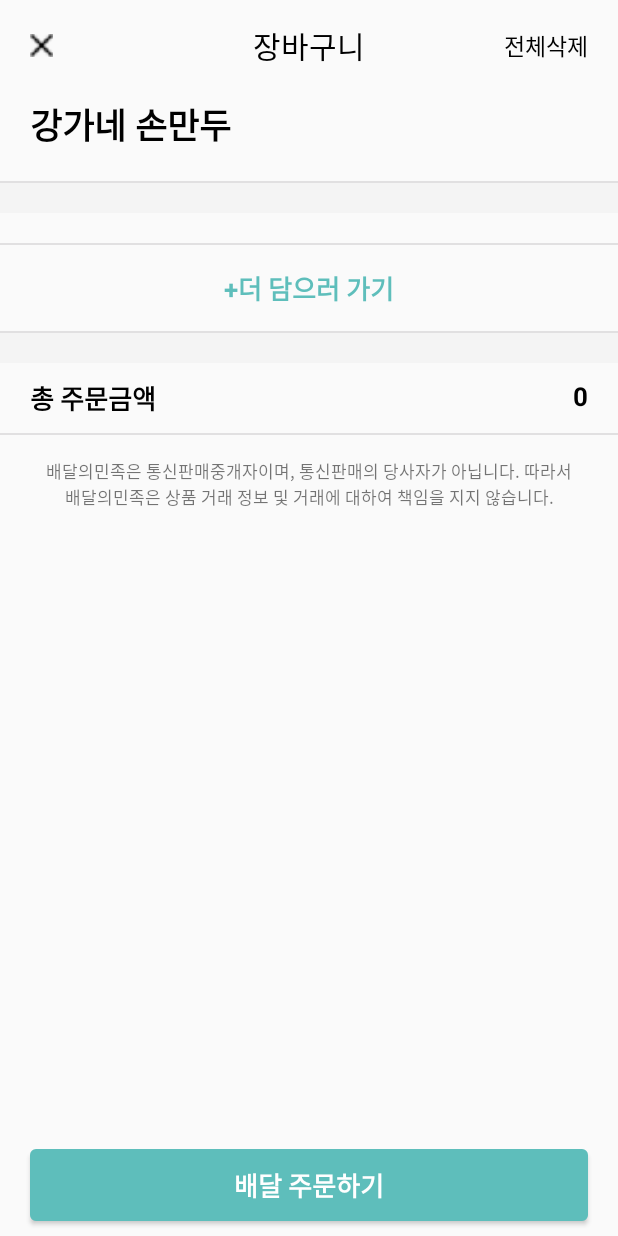
After one commit to doo-yeong/baemin-project, an Android app: the CheckOrderMenu screen opened directly, with no data from a screen before it, on a phone screen of 412 x 824 dp. The commit adds this screen. Run offline under Robolectric (Android 15) with nearby library versions, the phone set to English and light mode, and no system bars.

Commit message:
connect server : payment

```diff
--- a/android/DeliveryPeople/app/src/main/AndroidManifest.xml
+++ b/android/DeliveryPeople/app/src/main/AndroidManifest.xml
@@ -23,6 +23,7 @@
         <activity android:name=".SmsActivity">
 
         </activity>
+        <activity android:name=".CheckOrderMenu"/>
         <activity android:name=".StoreMenuClick"/>
         <activity android:name=".StoreListActivity"/>
         <activity android:name=".UserRegisterLastActivity"/>
--- /dev/null
+++ b/android/DeliveryPeople/app/src/main/java/com/example/deliverypeople/CheckOrderMenu.kt
@@ -0,0 +1,100 @@
+package com.example.deliverypeople
+
+import android.app.Activity
+import android.content.Context
+import android.content.Intent
+import android.os.Bundle
+import android.util.Log
+import android.widget.*
+import androidx.appcompat.app.AppCompatActivity
+import androidx.recyclerview.widget.LinearLayoutManager
+import androidx.recyclerview.widget.RecyclerView
+import com.bumptech.glide.Glide
+import com.google.gson.annotations.SerializedName
+import retrofit2.Call
+import retrofit2.Callback
+import retrofit2.Response
+import retrofit2.Retrofit
+import retrofit2.converter.gson.GsonConverterFactory
+import retrofit2.http.Body
+import retrofit2.http.POST
+
+class CheckOrderMenu :AppCompatActivity() {
+    var result : paymentResult? = null
+    companion object{
+        var userId : String? = null
+    }
+
+    override fun onCreate(savedInstanceState: Bundle?) {
+        super.onCreate(savedInstanceState)
+        setContentView(R.layout.check_orderlist_activity)
+
+        var payemntBt : Button = findViewById(R.id.payment_bt)
+        var adapter : RvAdapte2
+        var recyclerview : RecyclerView? = null
+        var totalprice = 0
+
+        recyclerview = findViewById(R.id.recycelerview_checkorder)
+        val totalprice_tv : TextView = findViewById(R.id.total_bill)
+        adapter = RvAdapte2(StoreMenuListActivity.userMenuList)
+        recyclerview!!.adapter= adapter
+        recyclerview!!.adapter!!.notifyDataSetChanged()
+        Log.d("mainsss",MainActivity.userId1.toString())
+        recyclerview!!.layoutManager = LinearLayoutManager(this)
+
+        for(i in 0..StoreMenuListActivity.userMenuList.size-1)
+        {
+            totalprice=totalprice.toInt()+StoreMenuListActivity.userMenuList[i].price.toInt()
+        }
+        totalprice_tv.text= totalprice.toString()
+
+        var retrofit = Retrofit.Builder()
+            .baseUrl(MainActivity.url)
+            .addConverterFactory(GsonConverterFactory.create())
+            .build()
+
+        val payment1 = paymentRequest(userId.toString(),3000) // 메뉴까지
+
+        var paymentService: payment = retrofit.create(payment::class.java)
+
+        payemntBt.setOnClickListener {
+            paymentService.requestPayment(payment1).enqueue(object : Callback<paymentResult> {
+                override fun onResponse(call: Call<paymentResult>, response: Response<paymentResult>) {
+                   result = response.body()
+                    Log.d("mainsss_payment",result!!.result.toString())
+                    var intentMain = Intent(this@CheckOrderMenu,MainOfMainActivity::class.java)
+                    startActivity(intentMain)
+                    Toast.makeText(this@CheckOrderMenu,totalprice.toString()+" 결제완료!\n현재잔액 :"+(result!!.content!!.account!!-totalprice).toString(),Toast.LENGTH_LONG).show()
+
+
+//                    //if 달아서 false true인지 판별
+                }
+
+                override fun onFailure(call: Call<paymentResult>, t: Throwable) {
+                    Log.d("mainsss",t.message.toString())
+                }
+            })
+        }
+    }
+}
+interface payment{
+    @POST("/payment")
+    fun requestPayment(
+        @Body body: paymentRequest,
+    )
+            : Call<paymentResult>
+}
+
+data class paymentRequest(
+    @SerializedName("email") val email: String,
+    @SerializedName("totalPrice") val totalPrice: Int,
+
+)
+
+data class paymentResult(
+    @SerializedName("result") val result : Boolean,
+    @SerializedName("content") val content : conTent1
+)
+ class conTent1{
+    @SerializedName("account") val account : Int? = 0
+ }
--- a/android/DeliveryPeople/app/src/main/java/com/example/deliverypeople/MainActivity.kt
+++ b/android/DeliveryPeople/app/src/main/java/com/example/deliverypeople/MainActivity.kt
@@ -21,6 +21,7 @@ class MainActivity : AppCompatActivity() {
 
     companion object{
         val url = "http://10.0.2.2:8080"
+        var userId1 : String? = null
     }
 
     override fun onCreate(savedInstanceState: Bundle?) {
@@ -46,10 +47,9 @@ class MainActivity : AppCompatActivity() {
             loginService.requestSignIn(login).enqueue(object : Callback<result> {
                 override fun onResponse(call: Call<result>, response: Response<result>) {
                     result = response.body()
-                    Log.d("mainsss_login","성공 ")
-                    Log.d("mainsss_login",response.code().toString())
-                    Log.d("mainsss",result!!.result!!.toString())
+//                    Log.d("mainsss_login",result!!.result.toString())
                     startActivity(mainOfMainIntent)
+                    CheckOrderMenu.userId= userId.toString()
                     //if 달아서 false true인지 판별
                 }
 
--- a/android/DeliveryPeople/app/src/main/java/com/example/deliverypeople/StoreListActivity.kt
+++ b/android/DeliveryPeople/app/src/main/java/com/example/deliverypeople/StoreListActivity.kt
@@ -13,7 +13,6 @@ import java.util.*
 
 // stop 생명주기에 checkbox 초기화
 
-
 class StoreListActivity : AppCompatActivity() {
 
     companion object{
@@ -27,7 +26,6 @@ class StoreListActivity : AppCompatActivity() {
     override fun onCreate(savedInstanceState: Bundle?) {
         super.onCreate(savedInstanceState)
         setContentView(R.layout.activity_store_select)
-
         tablayout = findViewById(R.id.tablayout_category)
         viewpager2 = findViewById(R.id.viewpager2_category)
 
--- a/android/DeliveryPeople/app/src/main/java/com/example/deliverypeople/StoreMenuToMenuFragment.kt
+++ b/android/DeliveryPeople/app/src/main/java/com/example/deliverypeople/StoreMenuToMenuFragment.kt
@@ -80,8 +80,6 @@ class StoreMenuToMenuFragment : Fragment() {
         recyclerView!!.layoutManager = LinearLayoutManager(context)
 
         Log.d("recyclerSize",list.size.toString())
-
-
         return root
 
     }
--- /dev/null
+++ b/android/DeliveryPeople/app/src/main/res/layout/check_orderlist_activity.xml
@@ -0,0 +1,177 @@
+<?xml version="1.0" encoding="utf-8"?>
+<LinearLayout xmlns:android="http://schemas.android.com/apk/res/android"
+    xmlns:app="http://schemas.android.com/apk/res-auto"
+    android:layout_width="match_parent"
+    android:layout_height="match_parent"
+
+    android:orientation="vertical">
+
+    <RelativeLayout
+        android:layout_width="match_parent"
+        android:layout_height="wrap_content"
+        android:layout_marginLeft="20dp"
+        android:layout_marginTop="15dp"
+        android:layout_marginRight="20dp">
+
+        <ImageButton
+            android:layout_width="wrap_content"
+            android:layout_height="wrap_content"
+            android:layout_centerVertical="true"
+            android:background="@android:color/transparent"
+            android:src="@drawable/cancle_login" />
+
+        <TextView
+
+            android:layout_width="wrap_content"
+            android:layout_height="wrap_content"
+            android:layout_centerHorizontal="true"
+            android:text="장바구니"
+            android:textColor="@color/black"
+            android:textSize="20sp" />
+
+        <TextView
+            android:layout_width="wrap_content"
+            android:layout_height="wrap_content"
+            android:layout_alignParentRight="true"
+            android:layout_centerVertical="true"
+            android:text="전체삭제"
+            android:textColor="@color/black"
+            android:textSize="15sp" />
+
+    </RelativeLayout>
+
+    <ScrollView
+        android:layout_weight="1"
+        android:layout_width="match_parent"
+        android:layout_height="0dp">
+
+        <LinearLayout
+            android:layout_width="match_parent"
+            android:layout_height="wrap_content"
+            android:orientation="vertical">
+
+            <TextView
+                android:layout_width="match_parent"
+                android:layout_height="wrap_content"
+                android:layout_marginLeft="20dp"
+                android:layout_marginTop="20dp"
+                android:text="강가네 손만두"
+                android:textColor="@color/black"
+                android:textSize="23sp"
+                android:textStyle="bold" />
+
+            <View
+                android:layout_width="match_parent"
+                android:layout_height="1dp"
+                android:layout_marginTop="20dp"
+                android:background="#E1E0E1" />
+
+            <View
+                android:layout_width="match_parent"
+                android:layout_height="20dp"
+                android:background="#F4F4F4" />
+
+            <androidx.recyclerview.widget.RecyclerView
+                android:nestedScrollingEnabled="false"
+                android:overScrollMode="never"
+                android:clickable="true"
+                android:orientation="vertical"
+                android:id="@+id/recycelerview_checkorder"
+                android:layout_width="wrap_content"
+                android:layout_height="wrap_content"/>
+            <View
+                android:layout_width="match_parent"
+                android:layout_height="1dp"
+                android:layout_marginTop="20dp"
+                android:background="#E1E0E1" />
+
+            <TextView
+                android:layout_width="match_parent"
+                android:layout_height="wrap_content"
+                android:gravity="center_horizontal"
+                android:paddingTop="15dp"
+                android:paddingBottom="15dp"
+                android:text="+더 담으러 가기"
+                android:textColor="#5EBEBB"
+                android:textSize="17sp"
+                android:textStyle="bold" />
+
+
+            <View
+                android:layout_width="match_parent"
+                android:layout_height="1dp"
+                android:background="#E1E0E1" />
+
+            <View
+                android:layout_width="match_parent"
+                android:layout_height="20dp"
+                android:background="#F4F4F4" />
+
+            <RelativeLayout
+                android:layout_width="match_parent"
+                android:layout_height="wrap_content"
+                android:layout_marginLeft="20dp"
+                android:layout_marginTop="10dp"
+                android:layout_marginRight="20dp"
+                android:layout_marginBottom="10dp">
+
+                <TextView
+                    android:layout_width="wrap_content"
+                    android:layout_height="wrap_content"
+                    android:text="총 주문금액"
+                    android:textColor="@color/black"
+                    android:textSize="17sp"
+                    android:textStyle="bold" />
+
+                <TextView
+                    android:id="@+id/total_bill"
+                    android:layout_width="wrap_content"
+                    android:layout_height="wrap_content"
+                    android:layout_alignParentRight="true"
+                    android:text="13000원"
+                    android:textColor="@color/black"
+                    android:textSize="17sp"
+                    android:textStyle="bold" />
+
+            </RelativeLayout>
+
+            <View
+                android:layout_width="match_parent"
+                android:layout_height="1dp"
+                android:background="#E1E0E1" />
+
+            <TextView
+                android:layout_width="match_parent"
+                android:layout_height="wrap_content"
+                android:gravity="center_horizontal"
+
+                android:paddingTop="15dp"
+                android:text="배달의민족은 통신판매중개자이며, 통신판매의 당사자가 아닙니다. 따라서"
+                android:textSize="11sp" />
+
+            <TextView
+                android:layout_width="match_parent"
+                android:layout_height="wrap_content"
+                android:gravity="center_horizontal"
+
+                android:text="배달의민족은 상품 거래 정보 및 거래에 대하여 책임을 지지 않습니다."
+                android:textSize="11sp" />
+        </LinearLayout>
+    </ScrollView>
+
+    <Button
+        android:layout_marginBottom="10dp"
+        android:layout_width="match_parent"
+        android:layout_height="wrap_content"
+        android:layout_gravity="bottom"
+        android:layout_marginLeft="20dp"
+        android:id="@+id/payment_bt"
+        android:layout_marginTop="30dp"
+        android:layout_marginRight="20dp"
+        android:background="@drawable/login_btn"
+        android:text="배달 주문하기"
+        android:textColor="@color/white"
+        android:textSize="17sp"
+        android:textStyle="bold" />
+
+</LinearLayout>
--- a/android/DeliveryPeople/app/src/main/res/layout/menuclick_activity.xml
+++ b/android/DeliveryPeople/app/src/main/res/layout/menuclick_activity.xml
@@ -19,7 +19,7 @@
                 android:layout_width="match_parent"
                 android:layout_height="200dp"
                 android:scaleType="fitXY"
-                android:src="@drawable/ic_launcher_background" />
+                android:src="@drawable/ic_launcher_background"/>
 
             <LinearLayout
                 android:layout_width="match_parent"
@@ -86,6 +86,7 @@
                 android:orientation="horizontal">
 
                 <RadioButton
+                    android:checked="true"
                     android:id="@+id/radio1_menuclick"
                     android:layout_width="wrap_content"
                     android:layout_height="wrap_content" />
```
Also changed, not shown: android/DeliveryPeople/app/src/main/java/com/example/deliverypeople/RvAdapter2.kt (added, +81 -0 lines), android/DeliveryPeople/app/src/main/java/com/example/deliverypeople/StoreMenuClick.kt (+8 -1 lines), android/DeliveryPeople/app/src/main/java/com/example/deliverypeople/StoreMenuListActivity.kt (+10 -0 lines), android/DeliveryPeople/app/src/main/res/layout/recycler_item2.xml (added, +78 -0 lines), 2 other files.
